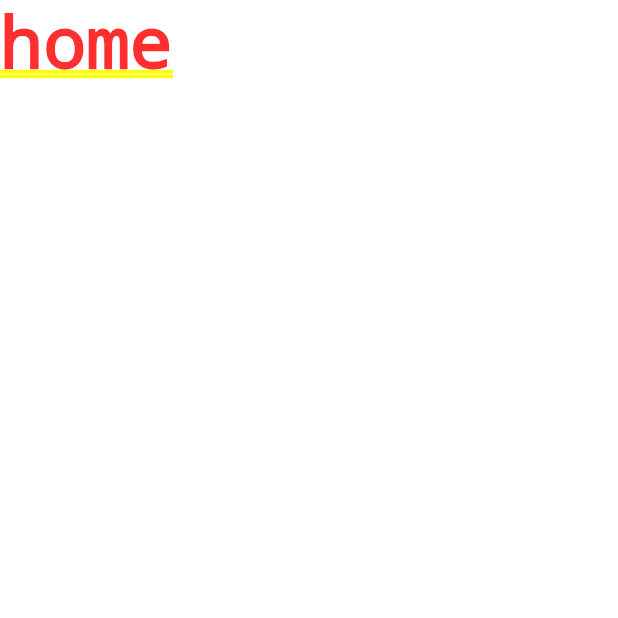
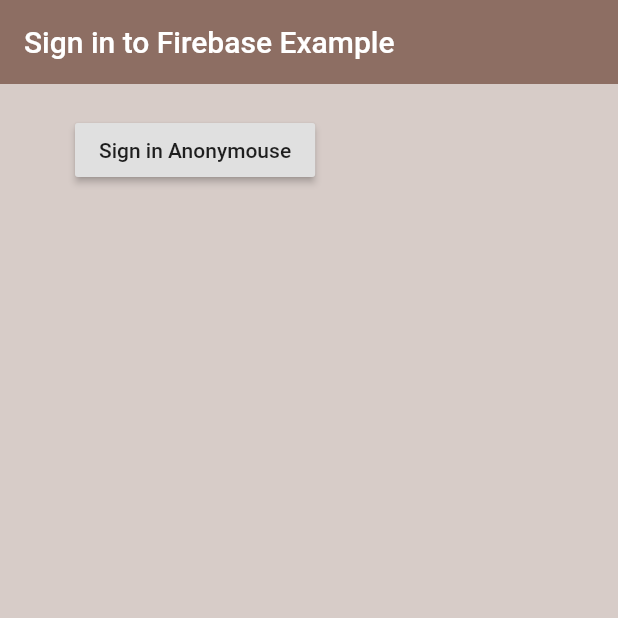
Before and after one commit to 9mudontwork/Flutter-and-Firebase-example-project, a Flutter app: the screen it shows after launch, on a phone screen of 412 x 824 dp, the top half of it. Run offline on Flutter 3.47's test engine with Material 2 defaults, Android fonts, the phone set to English and light mode, and no system bars; our stand-ins replace firebase_auth, firebase_core; accounts and stored records are empty.

Commit message:
ทดลอง anonymouse login

```diff
--- a/flutter_firebase_example/lib/main.dart
+++ b/flutter_firebase_example/lib/main.dart
@@ -1,7 +1,10 @@
+import 'package:firebase_core/firebase_core.dart';
 import 'package:flutter/material.dart';
 import 'package:flutter_firebase_example/screens/wrapper.dart';
 
-void main() {
+void main() async {
+  WidgetsFlutterBinding.ensureInitialized();
+  await Firebase.initializeApp();
   runApp(MyApp());
 }
 
--- a/flutter_firebase_example/lib/screens/authenticate/authenticate.dart
+++ b/flutter_firebase_example/lib/screens/authenticate/authenticate.dart
@@ -1,4 +1,5 @@
 import 'package:flutter/material.dart';
+import 'package:flutter_firebase_example/screens/authenticate/sign_in.dart';
 
 class Authenticate extends StatefulWidget {
   @override
@@ -9,7 +10,7 @@ class _AuthenticateState extends State<Authenticate> {
   @override
   Widget build(BuildContext context) {
     return Container(
-      child: Text('authenticate'),
+      child: SignIn(),
     );
   }
 }
--- /dev/null
+++ b/flutter_firebase_example/lib/screens/authenticate/sign_in.dart
@@ -0,0 +1,38 @@
+import 'package:flutter/material.dart';
+import 'package:flutter_firebase_example/screens/services/auth.dart';
+
+class SignIn extends StatefulWidget {
+  @override
+  _SignInState createState() => _SignInState();
+}
+
+class _SignInState extends State<SignIn> {
+  final AuthService _auth = AuthService();
+
+  @override
+  Widget build(BuildContext context) {
+    return Scaffold(
+      backgroundColor: Colors.brown[100],
+      appBar: AppBar(
+        backgroundColor: Colors.brown[400],
+        elevation: 0.0,
+        title: Text('Sign in to Firebase Example'),
+      ),
+      body: Container(
+        padding: EdgeInsets.symmetric(vertical: 20.0, horizontal: 50.0),
+        child: RaisedButton(
+          child: Text('Sign in Anonymouse'),
+          onPressed: () async {
+            dynamic result = await _auth.signInAnonymouse();
+            if (result == null) {
+              print('error signing in');
+            } else {
+              print('signed in');
+              print(result);
+            }
+          },
+        ),
+      ),
+    );
+  }
+}
--- a/flutter_firebase_example/lib/screens/wrapper.dart
+++ b/flutter_firebase_example/lib/screens/wrapper.dart
@@ -1,10 +1,12 @@
 import 'package:flutter/material.dart';
 import 'package:flutter_firebase_example/screens/home/home.dart';
+
+import 'authenticate/authenticate.dart';
 
 class Wrapper extends StatelessWidget {
   @override
   Widget build(BuildContext context) {
     // return หน้าแรก หรือ auth widget
-    return Home();
+    return Authenticate();
   }
 }
--- a/flutter_firebase_example/pubspec.yaml
+++ b/flutter_firebase_example/pubspec.yaml
@@ -30,6 +30,7 @@ dependencies:
   cupertino_icons: ^1.0.0
   firebase_auth: ^0.18.1+2
   cloud_firestore: ^0.14.1+3
+  firebase_core: ^0.5.0+1
 
 dev_dependencies:
   flutter_test:
```
Also changed, not shown: flutter_firebase_example/lib/screens/services/auth.dart (added, +16 -0 lines).
